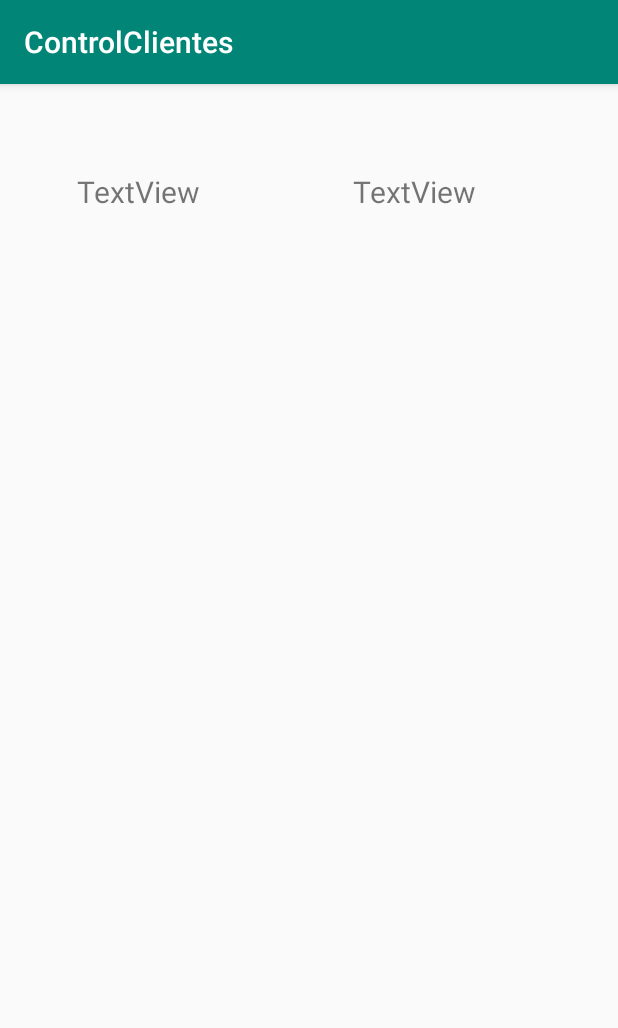
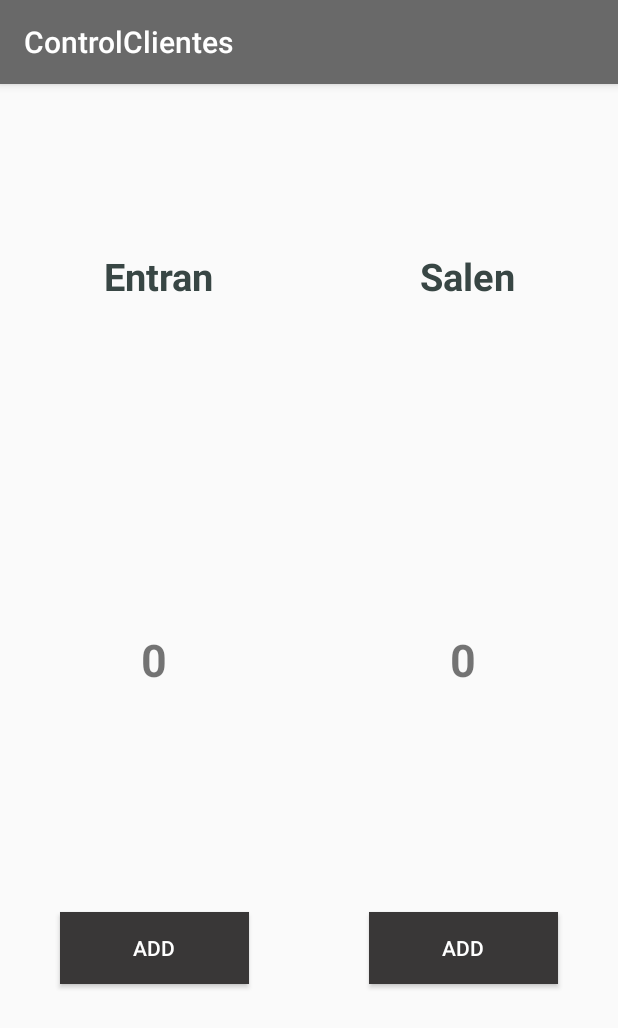
Before and after one commit to GuillermoMorales/ControlClientes, an Android app: the screen it shows after launch (MainActivity), on a phone screen of 412 x 824 dp. Shown: the top 1028 px of the screen. Run offline under Robolectric (Android 15) with nearby library versions, the phone set to English and light mode, and no system bars.

Commit message:
Ultimos toques

```diff
--- a/app/src/main/java/com/example/guille/controlclientes/MainActivity.java
+++ b/app/src/main/java/com/example/guille/controlclientes/MainActivity.java
@@ -2,12 +2,52 @@ package com.example.guille.controlclientes;
 
 import android.support.v7.app.AppCompatActivity;
 import android.os.Bundle;
+import android.view.View;
+import android.widget.Button;
+import android.widget.TextView;
 
 public class MainActivity extends AppCompatActivity {
+
+    TextView tv1,tv2;
+    Button btn1,btn2;
+
+
 
     @Override
     protected void onCreate(Bundle savedInstanceState) {
         super.onCreate(savedInstanceState);
         setContentView(R.layout.activity_main);
+        inicializar();
+
+        btn1.setOnClickListener(new View.OnClickListener() {
+            @Override
+            public void onClick(View v) {
+                String n1 = tv1.getText().toString();
+
+                int numero1 = Integer.parseInt(n1);
+                numero1 = numero1+1;
+                tv1.setText(""+numero1);
+
+            }
+        });
+        btn2.setOnClickListener(new View.OnClickListener() {
+            @Override
+            public void onClick(View v) {
+                String n2 = tv2.getText().toString();
+
+                int numero2 = Integer.parseInt(n2);
+                numero2 = numero2+1;
+                tv2.setText(""+numero2);
+
+            }
+        });
+    }
+
+    public void inicializar()
+    {
+        tv1 = (TextView)findViewById(R.id.tv1);
+        tv2 = (TextView)findViewById(R.id.tv2);
+        btn1 =(Button)findViewById(R.id.btn1);
+        btn2 = (Button)findViewById(R.id.btn2);
     }
 }
--- a/app/src/main/res/layout/activity_main.xml
+++ b/app/src/main/res/layout/activity_main.xml
@@ -1,42 +1,94 @@
 <?xml version="1.0" encoding="utf-8"?>
-<android.support.constraint.ConstraintLayout xmlns:android="http://schemas.android.com/apk/res/android"
+<LinearLayout xmlns:android="http://schemas.android.com/apk/res/android"
     xmlns:app="http://schemas.android.com/apk/res-auto"
     xmlns:tools="http://schemas.android.com/tools"
     android:layout_width="match_parent"
+    android:orientation="vertical"
     android:layout_height="match_parent"
     tools:context=".MainActivity">
 
     <LinearLayout
-        android:layout_width="368dp"
-        android:layout_height="495dp"
-        android:orientation="horizontal"
-        tools:layout_editor_absoluteX="8dp"
-        tools:layout_editor_absoluteY="8dp">
+        android:layout_width="match_parent"
+        android:layout_height="0dp"
+        android:layout_weight="0.5">
+
+        <TextView
+            android:layout_width="wrap_content"
+            android:layout_height="match_parent"
+            android:layout_weight="1"
+            android:gravity="center"
+            android:text="@string/entran"
+            android:textColor="@color/colorPrimaryDark"
+            android:textSize="25sp"
+            android:textStyle="bold" />
+
+        <TextView
+            android:layout_width="wrap_content"
+            android:layout_height="match_parent"
+            android:text="@string/salen"
+            android:textSize="25sp"
+            android:textStyle="bold"
+            android:textColor="@color/colorPrimaryDark"
+            android:gravity="center"
+            android:layout_weight="1"/>
+
+    </LinearLayout>
 
     <LinearLayout
         android:layout_width="match_parent"
-            android:layout_height="85dp"
-            android:layout_weight="2"
-            android:gravity="bottom"
-            android:orientation="horizontal">
+        android:layout_height="0dp"
+        android:layout_marginTop="0dp"
+        android:layout_weight="0.5">
 
         <TextView
-                android:id="@+id/textView3"
+            android:id="@+id/tv1"
+            android:layout_width="wrap_content"
+            android:layout_height="match_parent"
+            android:text="@string/numero"
+            android:layout_weight="1"
+            android:textSize="30sp"
+            android:textStyle="bold"
+            android:gravity="center"/>
+
+        <TextView
+            android:layout_width="wrap_content"
+            android:layout_height="match_parent"
+            android:text="@string/numero"
+            android:textSize="30sp"
+            android:layout_weight="1"
+            android:textStyle="bold"
+            android:gravity="center"
+            android:id="@+id/tv2"/>
+
+    </LinearLayout>
+
+    <LinearLayout
+        android:layout_width="match_parent"
+        android:layout_height="0dp"
+        android:layout_weight="0.5">
+
+        <Button
             android:layout_width="wrap_content"
             android:layout_height="wrap_content"
+            android:gravity="center"
+            android:textColor="@color/color_add"
+            android:background="@color/color_add_fondo"
             android:layout_weight="1"
-                android:gravity="center"
-                android:text="TextView"
-                android:textSize="20sp" />
+            android:layout_margin="40dp"
+            android:text="@string/add"
+            android:id="@+id/btn1"/>
 
-            <TextView
-                android:id="@+id/textView4"
+        <Button
             android:layout_width="wrap_content"
             android:layout_height="wrap_content"
+            android:gravity="center"
+            android:textColor="@color/color_add"
+            android:background="@color/color_add_fondo"
             android:layout_weight="1"
-                android:gravity="center"
-                android:text="TextView"
-                android:textSize="20sp" />
+            android:layout_margin="40dp"
+            android:text="@string/add"
+            android:id="@+id/btn2"/>
+
     </LinearLayout>
+
 </LinearLayout>
-</android.support.constraint.ConstraintLayout>
--- a/app/src/main/res/values/colors.xml
+++ b/app/src/main/res/values/colors.xml
@@ -1,6 +1,8 @@
 <?xml version="1.0" encoding="utf-8"?>
 <resources>
-    <color name="colorPrimary">#008577</color>
-    <color name="colorPrimaryDark">#00574B</color>
+    <color name="colorPrimary">#696969</color>
+    <color name="colorPrimaryDark">#384644</color>
     <color name="colorAccent">#D81B60</color>
+    <color name="color_add">#FFF</color>
+    <color name="color_add_fondo">#393737</color>
 </resources>
--- a/app/src/main/res/values/strings.xml
+++ b/app/src/main/res/values/strings.xml
@@ -1,3 +1,7 @@
 <resources>
     <string name="app_name">ControlClientes</string>
+    <string name="entran">Entran</string>
+    <string name="salen">Salen</string>
+    <string name="numero">0</string>
+    <string name="add">add</string>
 </resources>
```
Lines whose indentation alone changed are shown as unchanged.
